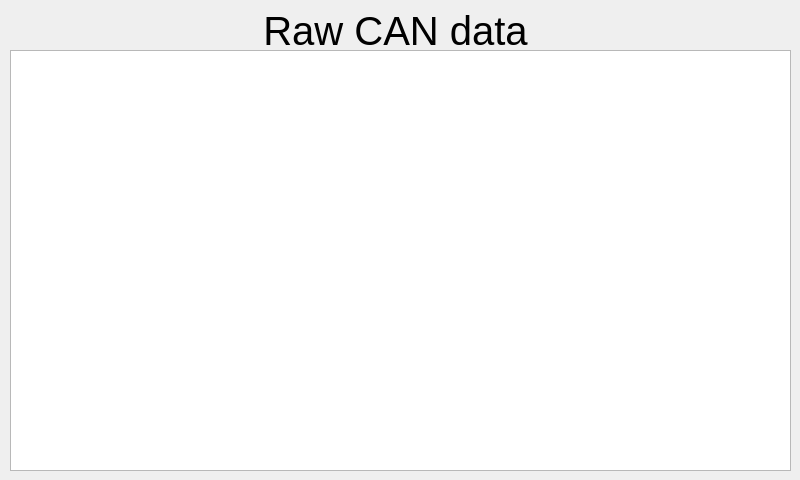
Above: Dash/canraw.ui from PUT-Motorsport/PUTM_EV_DASH_SOFTWARE_2022 before the change. Below: the same form after it.
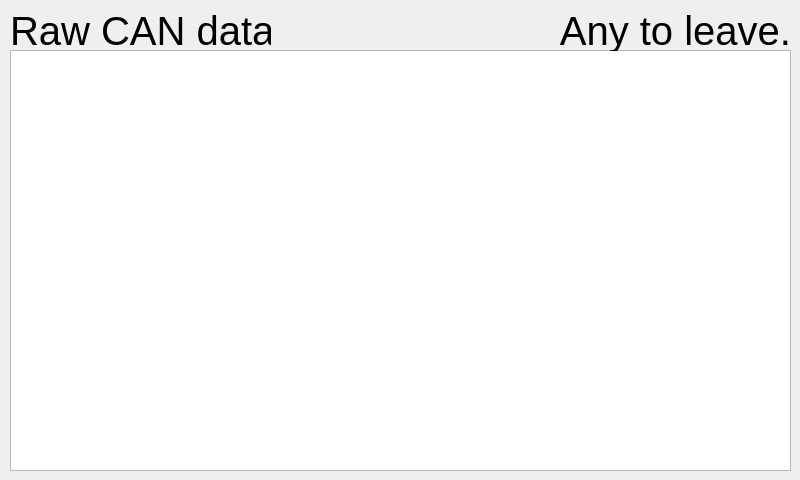
That is the form after the change.

Diff of the .ui file:
```diff
--- a/Dash/canraw.ui
+++ b/Dash/canraw.ui
@@ -16,10 +16,10 @@
   <widget class="QLabel" name="title">
    <property name="geometry">
     <rect>
-     <x>0</x>
-     <y>0</y>
-     <width>791</width>
-     <height>61</height>
+     <x>10</x>
+     <y>10</y>
+     <width>261</width>
+     <height>41</height>
     </rect>
    </property>
    <property name="font">
@@ -31,7 +31,7 @@
     <string>Raw CAN data</string>
    </property>
    <property name="alignment">
-    <set>Qt::AlignCenter</set>
+    <set>Qt::AlignLeading|Qt::AlignLeft|Qt::AlignVCenter</set>
    </property>
   </widget>
   <widget class="QTextBrowser" name="textLogs">
@@ -51,6 +51,27 @@
 &lt;p style=&quot; margin-top:0px; margin-bottom:0px; margin-left:0px; margin-right:0px; -qt-block-indent:0; text-indent:0px;&quot;&gt;&lt;span style=&quot; font-size:12pt; color:#ffffff;&quot;&gt;Raw CAN data will be available here&lt;/span&gt;&lt;/p&gt;&lt;/body&gt;&lt;/html&gt;</string>
    </property>
   </widget>
+  <widget class="QLabel" name="title_2">
+   <property name="geometry">
+    <rect>
+     <x>420</x>
+     <y>10</y>
+     <width>371</width>
+     <height>41</height>
+    </rect>
+   </property>
+   <property name="font">
+    <font>
+     <pointsize>30</pointsize>
+    </font>
+   </property>
+   <property name="text">
+    <string>Any to leave.</string>
+   </property>
+   <property name="alignment">
+    <set>Qt::AlignRight|Qt::AlignTrailing|Qt::AlignVCenter</set>
+   </property>
+  </widget>
  </widget>
  <resources/>
  <connections/>
```
